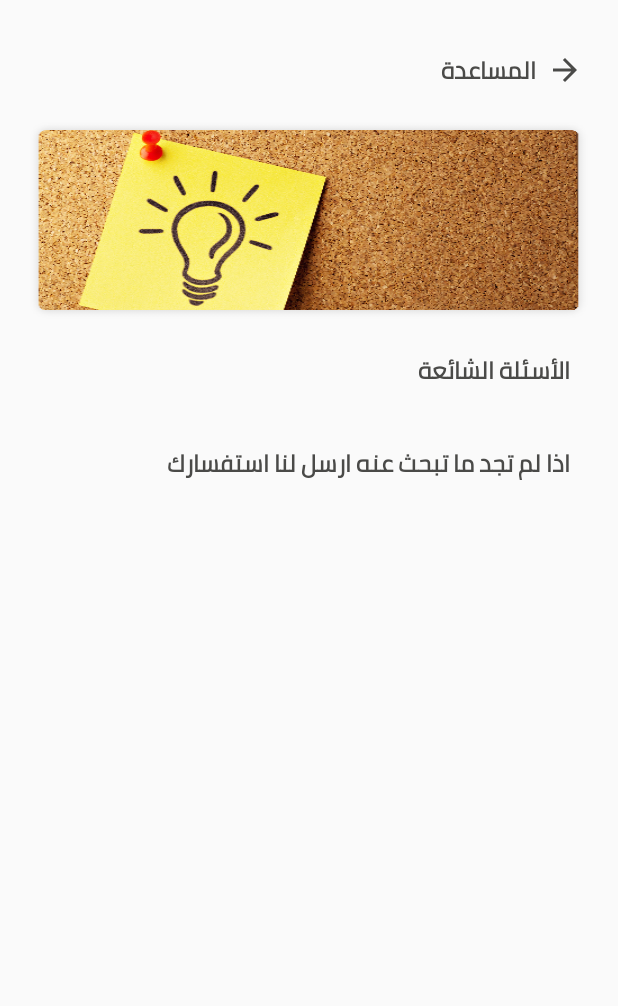
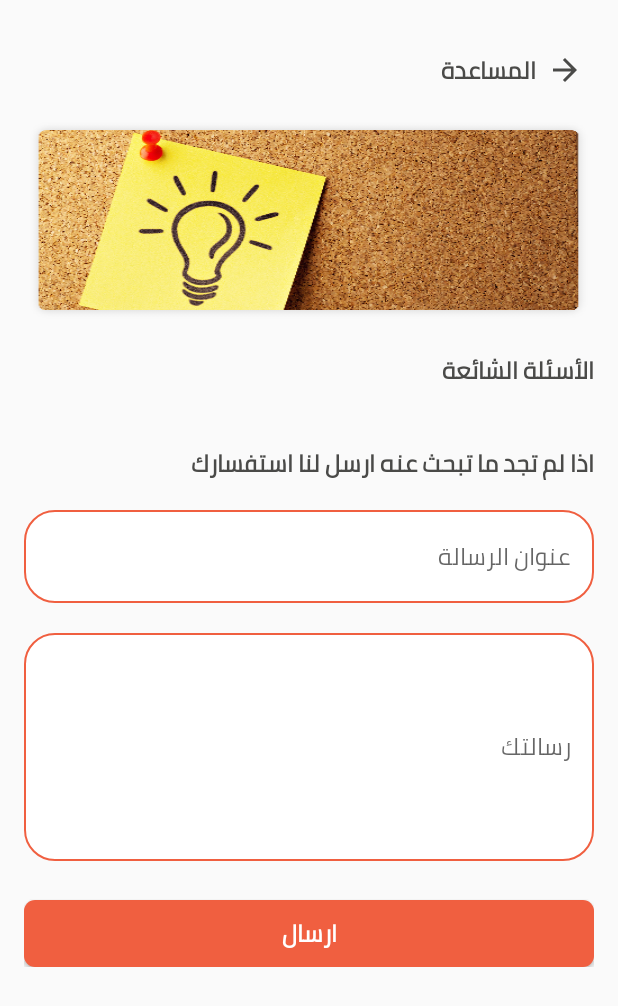
Before and after one commit to zerox321/Awlem, an Android app: the HelpFragment screen opened through its navigation route, on a phone screen of 412 x 824 dp. Shown: the top 1006 px of the screen. Run offline under Robolectric (Android 15) with nearby library versions, the phone set to English and light mode, and no system bars; our stand-ins replace Dagger/Hilt's generated code, Timber, data binding, navigation-ui; libraries missing offline, so code that uses them is left out: androidx.hilt, androidx.hilt.lifecycle, com.jakewharton.retrofit2; 8 statements that could not run were skipped.

Commit message:
common details

```diff
--- a/app/src/main/java/com/semi/awlem/ui/home/menu/help/HelpViewModel.kt
+++ b/app/src/main/java/com/semi/awlem/ui/home/menu/help/HelpViewModel.kt
@@ -3,29 +3,35 @@ package com.semi.awlem.ui.home.menu.help
 import android.os.Bundle
 import android.view.View
 import androidx.hilt.lifecycle.ViewModelInject
+import androidx.lifecycle.MutableLiveData
 import androidx.lifecycle.viewModelScope
+import com.google.android.material.textfield.TextInputEditText
 import com.semi.awlem.R
 import com.semi.awlem.base.BaseViewModel
 import com.semi.awlem.utility.ContextConverter.getActivity
+import com.semi.awlem.utility.KeyboardUtil.hideKeyboard
 import com.semi.awlem.utility.NavigationUtil.findNavigationController
 import com.semi.awlem.utility.NavigationUtil.navigateTo
 import com.semi.awlem.utility.SnackBar.customSnackBar
+import com.semi.awlem.utility.isInputEmpty
+import com.semi.awlem.utility.showErrorSnackBar
 import com.semi.entity.response.menu.FaqResponse
-import kotlinx.coroutines.async
+import kotlinx.coroutines.launch
 
 class HelpViewModel @ViewModelInject constructor(
     private val repository: HelpRepository
 ) : BaseViewModel(), FaqsAdapter.ClickListener {
     val faqsAdapter = FaqsAdapter(this)
+    val messageAddress = MutableLiveData<String>("")
+    val content = MutableLiveData<String>("")
 
     init {
         getFaq(null)
     }
 
     fun getFaq(v: View?) {
-        viewModelScope.async {
+        viewModelScope.launch {
             repository.getFaqTaskRepo(onLoading = { loading: Boolean ->
-                _isLoading.value = loading
             },
                 onSuccess = { list: List<FaqResponse>? ->
                     faqsAdapter.submitList(list)
@@ -41,6 +47,40 @@ class HelpViewModel @ViewModelInject constructor(
         }
     }
 
+    fun loginClick(
+        v: View,
+        phoneTextInput: TextInputEditText,
+        passwordTextInput: TextInputEditText
+    ) {
+        val activity = v.context.getActivity()
+
+        val messageAddressValue = messageAddress.value
+        val contentValue = content.value
+        when {
+            isInputEmpty(messageAddressValue) -> showErrorSnackBar(
+                activity = activity,
+                editText = phoneTextInput,
+                errorTitleId = R.string.phoneReq,
+                errorMessageId = R.string.phoneReq,
+                errorIconId = R.drawable.ic_phone_error
+            )
+            isInputEmpty(contentValue) -> showErrorSnackBar(
+                activity = activity,
+                editText = passwordTextInput,
+                errorTitleId = R.string.PasswordReq,
+                errorMessageId = R.string.PasswordReq,
+                errorIconId = R.drawable.ic_password_error
+            )
+
+            else -> {
+                v.hideKeyboard()
+                viewModelScope.launch {
+
+                }
+            }
+        }
+    }
+
     override fun onItemClick(v: View, faq: FaqResponse) {
         v.findNavigationController().navigateTo(
             id = R.id.action_HelpFragment_to_CommonFragment,
--- /dev/null
+++ b/app/src/main/res/drawable/border_rounded_edittext.xml
@@ -0,0 +1,13 @@
+<?xml version="1.0" encoding="utf-8"?>
+<shape xmlns:android="http://schemas.android.com/apk/res/android"
+    android:padding="15dp"
+    android:shape="rectangle">
+    <solid android:color="#FFFFFF" />
+
+    <stroke
+        android:width="1dp"
+        android:color="@color/primary" />
+
+    <corners android:radius="@dimen/button_padding" />
+
+</shape>
--- a/app/src/main/res/layout/help_fragment.xml
+++ b/app/src/main/res/layout/help_fragment.xml
@@ -47,7 +47,7 @@
             android:id="@+id/commonTv"
             android:layout_width="wrap_content"
             android:layout_height="wrap_content"
-            android:layout_margin="@dimen/key_lines"
+            android:layout_marginTop="@dimen/key_lines"
             android:text="@string/common"
             android:textColor="@color/secondary"
             android:textSize="@dimen/mainFont"
@@ -73,13 +73,72 @@
             android:id="@+id/ontherQTv"
             android:layout_width="wrap_content"
             android:layout_height="wrap_content"
-            android:layout_margin="@dimen/key_lines"
-            android:text="اذا لم تجد ما تبحث عنه ارسل لنا استفسارك"
+            android:layout_marginTop="@dimen/key_lines"
+            android:text="@string/add_one_faq"
             android:textColor="@color/secondary"
             android:textSize="@dimen/mainFont"
             android:textStyle="bold"
             app:layout_constraintStart_toStartOf="parent"
             app:layout_constraintTop_toBottomOf="@+id/commonRv" />
+
+        <com.google.android.material.textfield.TextInputEditText
+            android:id="@+id/messageAddressTextInput"
+            style="@style/borderMyEditTextStyle"
+            android:layout_width="0dp"
+            android:layout_height="wrap_content"
+            android:layout_marginTop="@dimen/key_lines"
+            android:enabled="@{!viewModel.isLoading()}"
+            android:hint="@string/message_address"
+            android:inputType="text"
+            android:singleLine="true"
+            android:text="@={viewModel.messageAddress}"
+            app:layout_constraintEnd_toEndOf="parent"
+            app:layout_constraintStart_toStartOf="parent"
+            app:layout_constraintTop_toBottomOf="@+id/ontherQTv" />
+
+        <com.google.android.material.textfield.TextInputEditText
+            android:id="@+id/contentTextInput"
+            style="@style/borderMyEditTextStyle"
+            android:layout_width="0dp"
+            android:layout_height="wrap_content"
+            android:enabled="@{!viewModel.isLoading()}"
+            android:hint="@string/message_content"
+            android:inputType="textMultiLine"
+            android:minLines="4"
+            android:text="@={viewModel.content}"
+            app:layout_constraintEnd_toEndOf="parent"
+            app:layout_constraintStart_toStartOf="parent"
+            app:layout_constraintTop_toBottomOf="@+id/messageAddressTextInput" />
+
+        <com.google.android.material.button.MaterialButton
+            android:id="@+id/save_bt"
+            style="@style/MyButton"
+            android:layout_width="0dp"
+            android:layout_height="wrap_content"
+            android:layout_marginTop="@dimen/button_padding"
+            android:enabled="@{!viewModel.isLoading()}"
+            android:onClick="@{(v)->viewModel.loginClick(v,messageAddressTextInput,contentTextInput)}"
+            android:text="@string/send"
+            app:layout_constraintEnd_toEndOf="parent"
+            app:layout_constraintStart_toStartOf="parent"
+            app:layout_constraintTop_toBottomOf="@+id/contentTextInput" />
+
+
+        <androidx.core.widget.ContentLoadingProgressBar
+            style="@style/Widget.AppCompat.ProgressBar"
+            android:layout_width="wrap_content"
+            android:layout_height="wrap_content"
+            android:layout_gravity="center_vertical|start"
+            android:scaleX="0.6"
+            android:scaleY="0.6"
+            android:theme="@style/CircularProgress"
+            android:visibility="@{viewModel.isLoading() ? View.VISIBLE : View.INVISIBLE}"
+            app:layout_constraintBottom_toBottomOf="@+id/save_bt"
+            app:layout_constraintEnd_toEndOf="@+id/save_bt"
+            app:layout_constraintHorizontal_bias="0.3"
+            app:layout_constraintStart_toStartOf="parent"
+            app:layout_constraintTop_toTopOf="@+id/save_bt"
+            app:layout_constraintVertical_bias="0.0" />
     </androidx.constraintlayout.widget.ConstraintLayout>
 </androidx.core.widget.NestedScrollView>
 </layout>
--- a/app/src/main/res/values/strings.xml
+++ b/app/src/main/res/values/strings.xml
@@ -67,4 +67,8 @@
     <string name="thanks">شكرا لاستخدام تطبيق أوليم</string>
     <string name="rate_done">تم تقييم السؤال بنجاح </string>
     <string name="common">الأسئلة الشائعة</string>
+    <string name="add_one_faq">اذا لم تجد ما تبحث عنه ارسل لنا استفسارك</string>
+    <string name="message_address">عنوان الرسالة</string>
+    <string name="message_content">رسالتك</string>
+    <string name="send">ارسال</string>
 </resources>
--- a/app/src/main/res/values/themes.xml
+++ b/app/src/main/res/values/themes.xml
@@ -52,6 +52,17 @@
         <item name="android:textSize">@dimen/mainFont</item>
         <item name="android:layout_marginTop">@dimen/button_padding</item>
         <item name="android:elevation">2dp</item>
+        <item name="android:textDirection">ltr</item>
+        <item name="android:textAlignment">viewStart</item>
+    </style>
+
+    <style name="borderMyEditTextStyle">
+        <item name="android:textColor">@color/black</item>
+        <item name="android:padding">@dimen/key_lines</item>
+        <item name="android:background">@drawable/border_rounded_edittext</item>
+        <item name="android:foreground">?attr/selectableItemBackground</item>
+        <item name="android:textSize">@dimen/mainFont</item>
+        <item name="android:layout_marginTop">@dimen/button_padding</item>
         <item name="android:textDirection">ltr</item>
         <item name="android:textAlignment">viewStart</item>
     </style>
```
